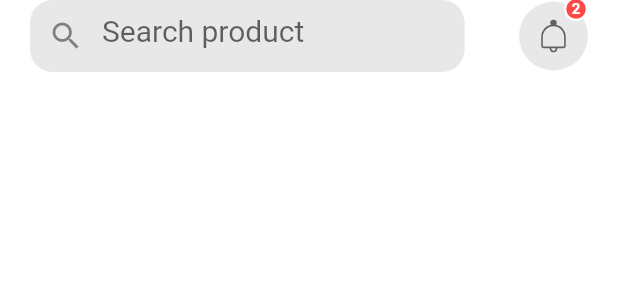
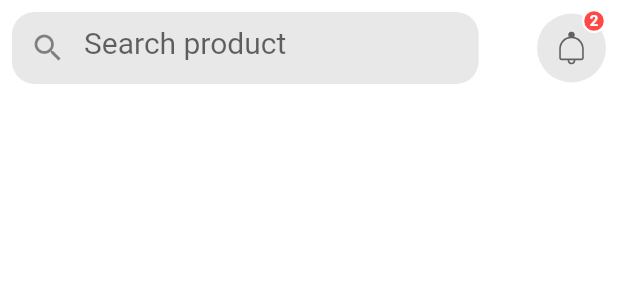
Before and after one commit to flutterStudio/e-commerce-app, a Flutter app: the TopBar widget shown alone on an empty page, opened directly, on a phone screen of 412 x 824 dp. Shown: the top 300 px of the screen. Run offline on Flutter 3.47's test engine with Material 2 defaults, Android fonts, the light colour scheme and no system bars; our stand-ins replace carousel_slider, flutter_rating_bar, flutter_svg, get, persistent_bottom_nav_bar, shared_preferences and 1 more; accounts and stored records are empty; network calls fail.

Commit message:
EC-51 Fix seach field's vertical padding.

```diff
--- a/lib/src/view/sales/components/top_bar.component.dart
+++ b/lib/src/view/sales/components/top_bar.component.dart
@@ -1,3 +1,4 @@
+import 'package:e_commerce/src/config/size.config.dart';
 import 'package:e_commerce/src/view/sales/components/icon_btn_with_counter.dart';
 import 'package:e_commerce/src/view/shared/search_field/search_field.widget.dart';
 import 'package:flutter/cupertino.dart';
@@ -10,7 +11,9 @@ class TopBar extends StatelessWidget {
   @override
   Widget build(BuildContext context) {
     return Padding(
-      padding: const EdgeInsets.symmetric(horizontal: 20),
+      padding: const EdgeInsets.symmetric(
+          horizontal: SizeConfig.horizontalSpace,
+          vertical: SizeConfig.verticalSpace),
       child: Row(
         mainAxisAlignment: MainAxisAlignment.spaceBetween,
         children: [
```
Also changed, not shown: lib/src/view/search/search.screen.dart (+6 -1 lines).
